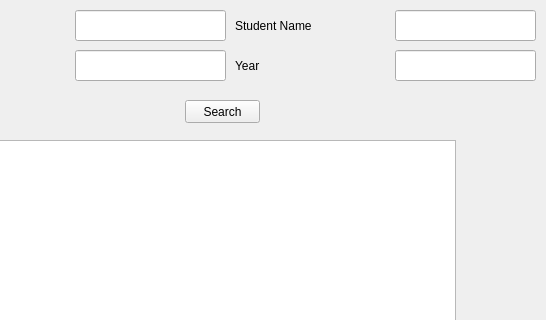
This is selectstudent.ui in awmleer/grade-management as Qt 5 draws it before an edit; both pictures show x 95 to 641 and y 0 to 320 of the 641 by 455 pixel window. The edited form follows.
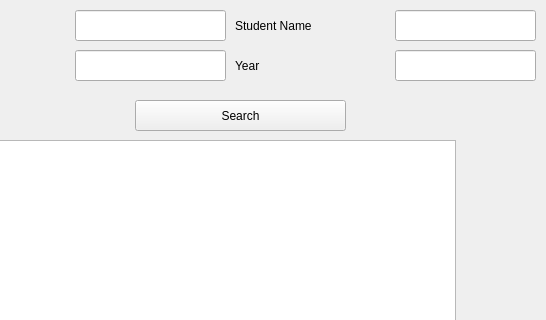
This is the edited form.

Diff of the .ui file:
```diff
--- a/selectstudent.ui
+++ b/selectstudent.ui
@@ -131,10 +131,10 @@
   <widget class="QPushButton" name="pushButton_2">
    <property name="geometry">
     <rect>
-     <x>280</x>
+     <x>230</x>
      <y>100</y>
-     <width>75</width>
-     <height>23</height>
+     <width>211</width>
+     <height>31</height>
     </rect>
    </property>
    <property name="text">
```
